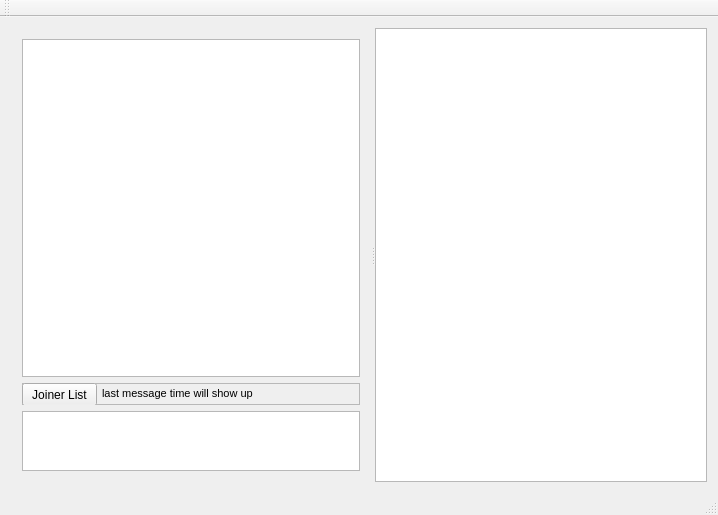
Above: SharedPainter/sharedpainter.ui from gunoodaddy/SharedPainter before the change. Below: the same form after it.
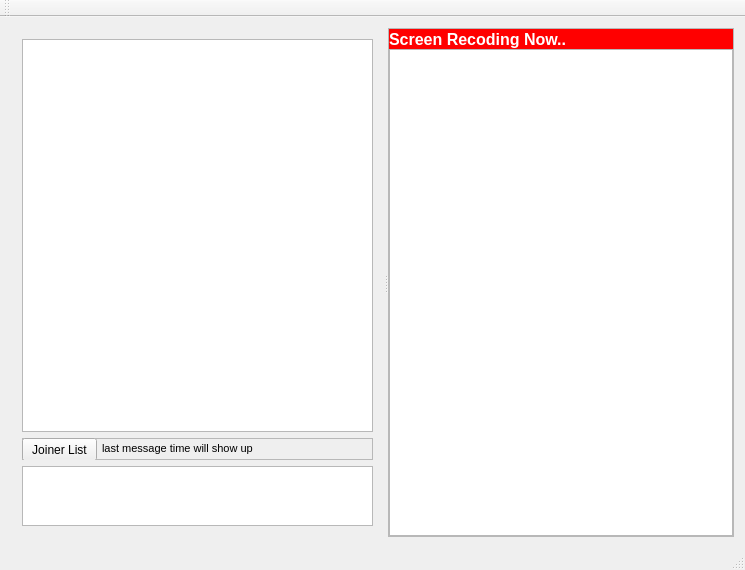
That is the form after the change.

Commit message:
0.11.0 version released,screen record beta open
must reinstall from package file (for ffmpeg-dll)

The edit to the form file:
```diff
--- a/SharedPainter/sharedpainter.ui
+++ b/SharedPainter/sharedpainter.ui
@@ -6,8 +6,8 @@
    <rect>
     <x>0</x>
     <y>0</y>
-    <width>718</width>
-    <height>515</height>
+    <width>745</width>
+    <height>570</height>
    </rect>
   </property>
   <property name="windowTitle">
@@ -95,7 +95,53 @@
         </item>
        </layout>
       </widget>
-      <widget class="QGraphicsView" name="painterView"/>
+      <widget class="QFrame" name="painterFrame">
+       <property name="frameShape">
+        <enum>QFrame::StyledPanel</enum>
+       </property>
+       <property name="frameShadow">
+        <enum>QFrame::Raised</enum>
+       </property>
+       <layout class="QVBoxLayout" name="verticalLayout_2">
+        <property name="spacing">
+         <number>0</number>
+        </property>
+        <property name="margin">
+         <number>0</number>
+        </property>
+        <item>
+         <widget class="QLabel" name="recodingIndicator">
+          <property name="minimumSize">
+           <size>
+            <width>0</width>
+            <height>20</height>
+           </size>
+          </property>
+          <property name="font">
+           <font>
+            <family>Arial</family>
+            <pointsize>12</pointsize>
+            <weight>75</weight>
+            <bold>true</bold>
+           </font>
+          </property>
+          <property name="styleSheet">
+           <string notr="true">QLabel {
+	background-color:red;
+    color:white;
+    font-weight:bold;
+}</string>
+          </property>
+          <property name="text">
+           <string>Screen Recoding Now..</string>
+          </property>
+         </widget>
+        </item>
+        <item>
+         <widget class="QGraphicsView" name="painterView"/>
+        </item>
+       </layout>
+      </widget>
      </widget>
     </item>
    </layout>
```
Left out of the diff: 2 changed lines with no effect on the pictures. The commit also changes 21 other files.
